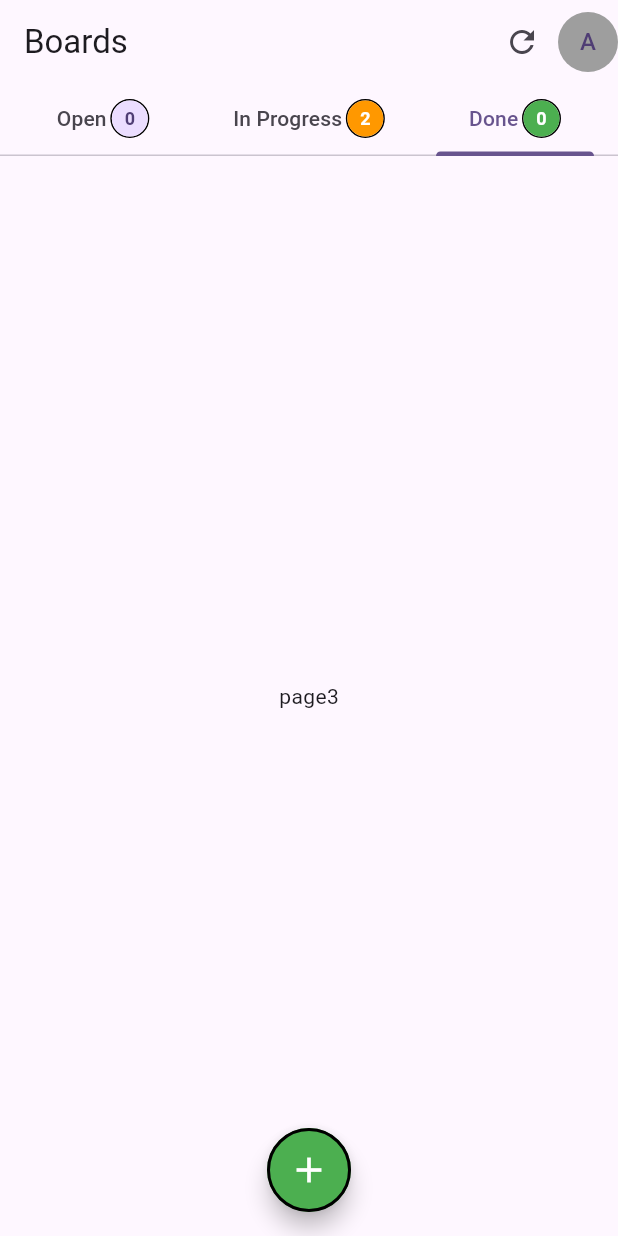
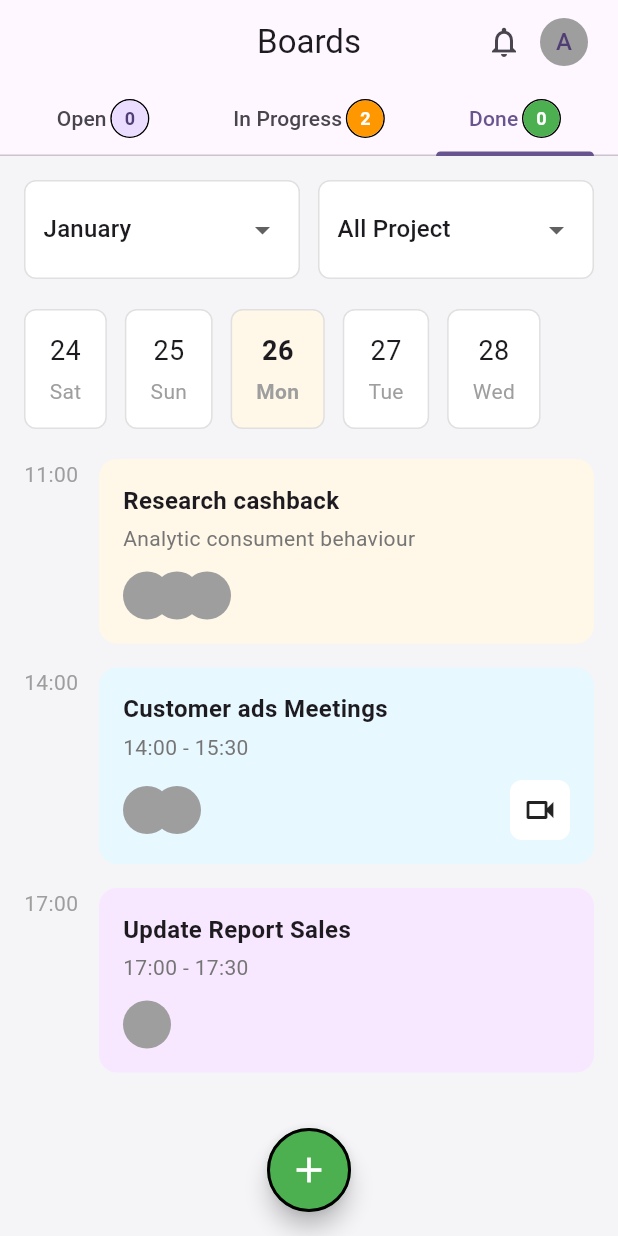
Before and after one commit to paolojoaquinp/todo_app, a Flutter app: the screen it shows after launch, tab 3 chosen, on a phone screen of 412 x 824 dp. Run offline on Flutter 3.47's test engine with Material 3 defaults, Android fonts, the phone set to English and light mode, and no system bars; our stand-ins replace bloc, equatable, flutter_bloc.

Commit message:
feat: schedule page layout

```diff
--- /dev/null
+++ b/devtools_options.yaml
@@ -0,0 +1,3 @@
+description: This file stores settings for Dart & Flutter DevTools.
+documentation: https://docs.flutter.dev/tools/devtools/extensions#configure-extension-enablement-states
+extensions:
--- a/lib/features/home_page/presenter/page/home_page.dart
+++ b/lib/features/home_page/presenter/page/home_page.dart
@@ -30,15 +30,18 @@ class _Page extends StatelessWidget {
         return Scaffold(
           appBar: AppBar(
             title: const Text('Boards'),
+            centerTitle: true,
             actions: [
               IconButton(
-                icon: const Icon(Icons.refresh),
+                icon: const Icon(Icons.notifications_outlined),
                 onPressed: () {},
               ),
               const CircleAvatar(
+                radius: 16,
+                child: Text('A'),
                 backgroundColor: Colors.grey,
-                child: Text('A'),
               ),
+              SizedBox(width: 20,)
             ],
           ),
           body: DefaultTabController(
--- a/lib/features/home_page/presenter/page/widgets/tab_views.dart
+++ b/lib/features/home_page/presenter/page/widgets/tab_views.dart
@@ -1,5 +1,6 @@
 import 'package:flutter/material.dart';
 import 'package:todo_app/features/home_page/presenter/children/in_progress_tasks/presenter/in_progress_tab.dart';
+import 'package:todo_app/features/schedule_page/presenter/page/schedule_page.dart';
 
 class TabViews extends StatelessWidget {
   const TabViews({
@@ -13,8 +14,7 @@ class TabViews extends StatelessWidget {
         children: [
           Center(child: Text("page1"),),
           InProgressTab(),
-          Center(child: Text("page3"),),
-//          FavoriteRestaurantsTab(),
+          SchedulePage()
         ],
       ),
     );
--- /dev/null
+++ b/lib/features/schedule_page/presenter/bloc/schedule_bloc.dart
@@ -0,0 +1,13 @@
+import 'package:bloc/bloc.dart';
+import 'package:equatable/equatable.dart';
+
+part 'schedule_event.dart';
+part 'schedule_state.dart';
+
+class ScheduleBloc extends Bloc<ScheduleEvent, ScheduleState> {
+  ScheduleBloc() : super(ScheduleInitial()) {
+    on<ScheduleEvent>((event, emit) {
+      // TODO: implement event handler
+    });
+  }
+}
--- /dev/null
+++ b/lib/features/schedule_page/presenter/bloc/schedule_event.dart
@@ -0,0 +1,8 @@
+part of 'schedule_bloc.dart';
+
+sealed class ScheduleEvent extends Equatable {
+  const ScheduleEvent();
+
+  @override
+  List<Object> get props => [];
+}
--- /dev/null
+++ b/lib/features/schedule_page/presenter/bloc/schedule_state.dart
@@ -0,0 +1,10 @@
+part of 'schedule_bloc.dart';
+
+sealed class ScheduleState extends Equatable {
+  const ScheduleState();
+
+  @override
+  List<Object> get props => [];
+}
+
+final class ScheduleInitial extends ScheduleState {}
--- /dev/null
+++ b/lib/features/schedule_page/presenter/page/schedule_page.dart
@@ -0,0 +1,96 @@
+import 'package:flutter/material.dart';
+import 'package:flutter_bloc/flutter_bloc.dart';
+import 'package:todo_app/features/schedule_page/presenter/bloc/schedule_bloc.dart';
+import 'package:todo_app/features/schedule_page/presenter/page/widgets/custom_select.dart';
+import 'package:todo_app/features/schedule_page/presenter/page/widgets/date_card.dart';
+import 'package:todo_app/features/schedule_page/presenter/page/widgets/schedule_card.dart';
+
+class SchedulePage extends StatelessWidget {
+  const SchedulePage({super.key});
+
+  @override
+  Widget build(BuildContext context) {
+    return BlocProvider<ScheduleBloc>(
+      create: (context) => ScheduleBloc(),
+      child: Scaffold(
+        backgroundColor: const Color(0xFFF5F5F8),
+        body: SafeArea(
+          child: Padding(
+            padding: const EdgeInsets.all(16.0),
+            child: Column(
+              children: [
+                Row(
+                  children: [
+                    Expanded(
+                      child: CustomSelect(
+                        value: 'January',
+                        items: const ['January', 'February', 'March'],
+                        onChanged: (value) {},
+                      ),
+                    ),
+                    const SizedBox(width: 12),
+                    Expanded(
+                      child: CustomSelect(
+                        value: 'All Project',
+                        items: const ['All Project', 'Project A', 'Project B'],
+                        onChanged: (value) {},
+                      ),
+                    ),
+                  ],
+                ),
+                const SizedBox(height: 20),
+                // Date Cards
+                SizedBox(
+                  height: 80,
+                  child: ListView.builder(
+                    scrollDirection: Axis.horizontal,
+                    itemCount: 5,
+                    itemBuilder: (context, index) {
+                      final dates = ['24', '25', '26', '27', '28'];
+                      final days = ['Sat', 'Sun', 'Mon', 'Tue', 'Wed'];
+                      return DateCard(
+                        date: dates[index],
+                        day: days[index],
+                        isSelected: index == 2,
+                      );
+                    },
+                  ),
+                ),
+                const SizedBox(height: 20),
+                // Schedule List
+                Expanded(
+                  child: ListView(
+                    children: const [
+                      ScheduleCard(
+                        title: 'Research cashback',
+                        subtitle: 'Analytic consument behaviour',
+                        time: '11:00',
+                        backgroundColor: Color(0xFFFFF8E8),
+                        participants: 3,
+                      ),
+                      ScheduleCard(
+                        title: 'Customer ads Meetings',
+                        subtitle: '14:00 - 15:30',
+                        time: '14:00',
+                        backgroundColor: Color(0xFFE8F8FF),
+                        participants: 2,
+                        hasVideoCall: true,
+                      ),
+                      ScheduleCard(
+                        title: 'Update Report Sales',
+                        subtitle: '17:00 - 17:30',
+                        time: '17:00',
+                        backgroundColor: Color(0xFFF8E8FF),
+                        participants: 1,
+                      ),
+                    ],
+                  ),
+                ),
+              ],
+            ),
+          ),
+        ),
+      ),
+    );
+  }
+}
--- /dev/null
+++ b/lib/features/schedule_page/presenter/page/widgets/custom_select.dart
@@ -0,0 +1,38 @@
+import 'package:flutter/material.dart';
+
+class CustomSelect extends StatelessWidget {
+  final String value;
+  final List<String> items;
+  final Function(String?) onChanged;
+
+  const CustomSelect({
+    super.key,
+    required this.value,
+    required this.items,
+    required this.onChanged,
+  });
+
+  @override
+  Widget build(BuildContext context) {
+    return Container(
+      padding: const EdgeInsets.symmetric(horizontal: 12, vertical: 8),
+      decoration: BoxDecoration(
+        color: Colors.white,
+        borderRadius: BorderRadius.circular(8),
+        border: Border.all(color: Colors.grey.shade300),
+      ),
+      child: DropdownButton<String>(
+        value: value,
+        items: items.map((String item) {
+          return DropdownMenuItem(
+            value: item,
+            child: Text(item),
+          );
+        }).toList(),
+        onChanged: onChanged,
+        isExpanded: true,
+        underline: const SizedBox(),
+      ),
+    );
+  }
+}
--- /dev/null
+++ b/lib/features/schedule_page/presenter/page/widgets/date_card.dart
@@ -0,0 +1,48 @@
+import 'package:flutter/material.dart';
+
+class DateCard extends StatelessWidget {
+  final String date;
+  final String day;
+  final bool isSelected;
+
+  const DateCard({
+    super.key,
+    required this.date,
+    required this.day,
+    this.isSelected = false,
+  });
+
+  @override
+  Widget build(BuildContext context) {
+    return Container(
+      margin: const EdgeInsets.only(right: 12),
+      padding: const EdgeInsets.symmetric(horizontal: 16, vertical: 12),
+      decoration: BoxDecoration(
+        color: isSelected ? const Color(0xFFFFF8E8) : Colors.white,
+        borderRadius: BorderRadius.circular(8),
+        border: Border.all(color: Colors.grey.shade300),
+      ),
+      child: Column(
+        mainAxisAlignment: MainAxisAlignment.center,
+        children: [
+          Text(
+            date,
+            style: TextStyle(
+              fontSize: 18,
+              fontWeight: isSelected ? FontWeight.bold : FontWeight.normal,
+            ),
+          ),
+          const SizedBox(height: 4),
+          Text(
+            day,
+            style: TextStyle(
+              color: Colors.grey,
+              fontSize: 14,
+              fontWeight: isSelected ? FontWeight.bold : FontWeight.normal,
+            ),
+          ),
+        ],
+      ),
+    );
+  }
+}
--- /dev/null
+++ b/lib/features/schedule_page/presenter/page/widgets/schedule_card.dart
@@ -0,0 +1,102 @@
+import 'package:flutter/material.dart';
+
+class ScheduleCard extends StatelessWidget {
+  final String title;
+  final String subtitle;
+  final String time;
+  final Color backgroundColor;
+  final int participants;
+  final bool hasVideoCall;
+
+  const ScheduleCard({
+    super.key,
+    required this.title,
+    required this.subtitle,
+    required this.time,
+    required this.backgroundColor,
+    required this.participants,
+    this.hasVideoCall = false,
+  });
+
+  @override
+  Widget build(BuildContext context) {
+    return Container(
+      margin: const EdgeInsets.only(bottom: 16),
+      child: Row(
+        crossAxisAlignment: CrossAxisAlignment.start,
+        children: [
+          SizedBox(
+            width: 50,
+            child: Text(
+              time,
+              style: const TextStyle(
+                color: Colors.grey,
+                fontSize: 14,
+              ),
+            ),
+          ),
+          Expanded(
+            child: Container(
+              padding: const EdgeInsets.all(16),
+              decoration: BoxDecoration(
+                color: backgroundColor,
+                borderRadius: BorderRadius.circular(12),
+              ),
+              child: Column(
+                crossAxisAlignment: CrossAxisAlignment.start,
+                children: [
+                  Text(
+                    title,
+                    style: const TextStyle(
+                      fontSize: 16,
+                      fontWeight: FontWeight.bold,
+                    ),
+                  ),
+                  const SizedBox(height: 4),
+                  Text(
+                    subtitle,
+                    style: TextStyle(
+                      color: Colors.grey.shade600,
+                      fontSize: 14,
+                    ),
+                  ),
+                  const SizedBox(height: 12),
+                  Row(
+                    mainAxisAlignment: MainAxisAlignment.spaceBetween,
+                    children: [
+                      SizedBox(
+                        width: 100,
+                        height: 32,
+                        child: Stack(
+                          children: List.generate(
+                            participants,
+                            (index) => Positioned(
+                              left: index * 20,
+                              child: const CircleAvatar(
+                                radius: 16,
+                                backgroundColor: Colors.grey,
+                              ),
+                            ),
+                          ),
+                        ),
+                      ),
+                      if (hasVideoCall)
+                        Container(
+                          padding: const EdgeInsets.all(8),
+                          decoration: BoxDecoration(
+                            color: Colors.white,
+                            borderRadius: BorderRadius.circular(8),
+                          ),
+                          child: const Icon(Icons.videocam_outlined),
+                        ),
+                    ],
+                  ),
+                ],
+              ),
+            ),
+          ),
+        ],
+      ),
+    );
+  }
+}
```
